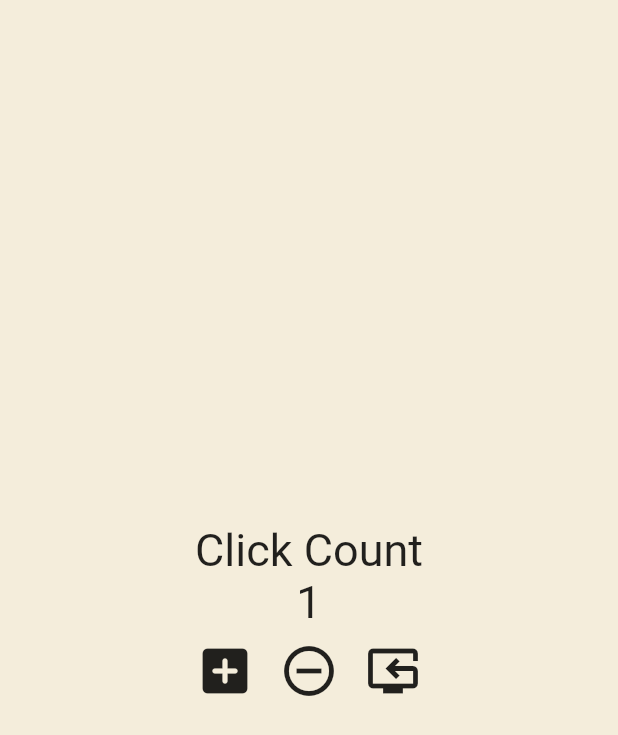
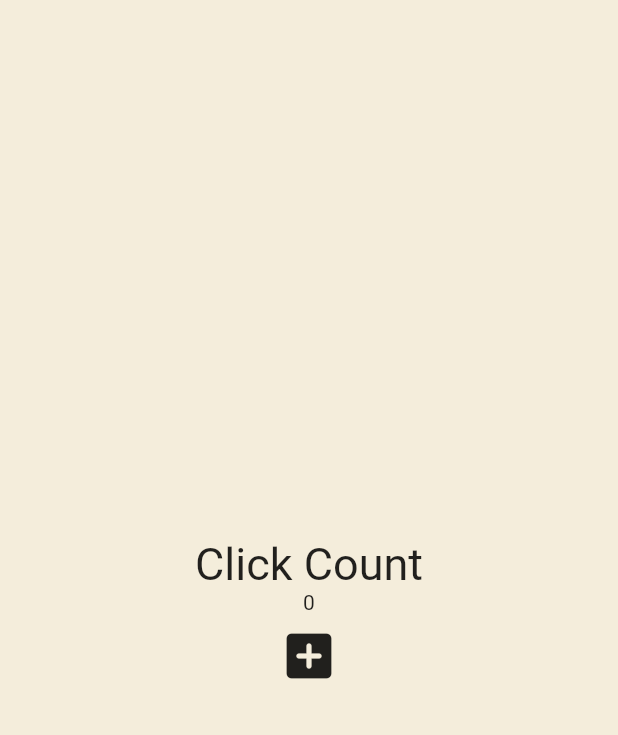
Before and after one commit to kingof7/flutter_stateful, a Flutter app: the screen it shows after launch, after a tap on the "add box" icon, on a phone screen of 412 x 824 dp. Shown: the top 735 px of the screen. Run offline on Flutter 3.47's test engine with Material 2 defaults, Android fonts, the phone set to English and light mode, and no system bars.

Commit message:
#4.2 Recap (05:04)

```diff
--- a/stateful/lib/main.dart
+++ b/stateful/lib/main.dart
@@ -10,31 +10,18 @@ class App extends StatefulWidget {
 }
 
 class _AppState extends State<App> {
-  int counter = 0;
+  List<int> numbers = [];
 
-  void plus() {
-    setState(() {
-      // setState : State<?> 클래스에게 데이터가 변경되었음을 알림
-      counter = counter + 1;
-    });
-  }
-
-  void minus() {
-    setState(() {
-      // setState : State<?> 클래스에게 데이터가 변경되었음을 알림
-      counter = counter - 1;
-    });
-  }
-
-  void reset() {
-    setState(() {
-      // setState : State<?> 클래스에게 데이터가 변경되었음을 알림
-      counter = 0;
-    });
+  void onClicked() {
+    numbers.add(numbers.length);
+    setState(() {});
   }
 
   @override // UI 부분
   Widget build(BuildContext context) {
+    if (numbers.length > 20) {
+      numbers.clear();
+    }
     // setState가 동작할 때마다 build() method 재 실행됨 : 데이터 리프레시
     return MaterialApp(
       home: Scaffold(
@@ -56,35 +43,17 @@ class _AppState extends State<App> {
               ),
               Row(
                 mainAxisAlignment: MainAxisAlignment.center,
-                children: [
-                  Text(
-                    '$counter',
-                    style: const TextStyle(fontSize: 30),
-                  ),
-                ],
+                children: const [],
               ),
+              for (var n in numbers) Text('$n'),
               Row(
                 mainAxisAlignment: MainAxisAlignment.center,
                 children: [
                   IconButton(
                     iconSize: 40,
-                    onPressed: plus,
+                    onPressed: onClicked,
                     icon: const Icon(
                       Icons.add_box_rounded,
-                    ),
-                  ),
-                  IconButton(
-                    iconSize: 40,
-                    onPressed: minus,
-                    icon: const Icon(
-                      Icons.remove_circle_outline_outlined,
-                    ),
-                  ),
-                  IconButton(
-                    iconSize: 40,
-                    onPressed: reset,
-                    icon: const Icon(
-                      Icons.reset_tv_outlined,
                     ),
                   ),
                 ],
```
